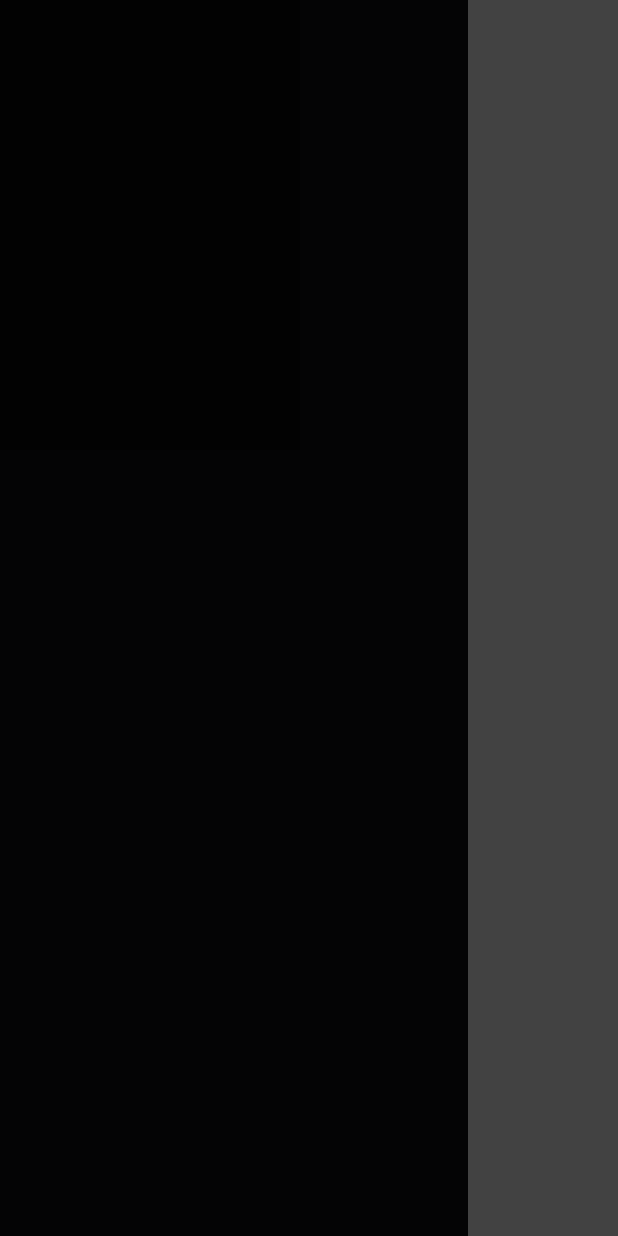
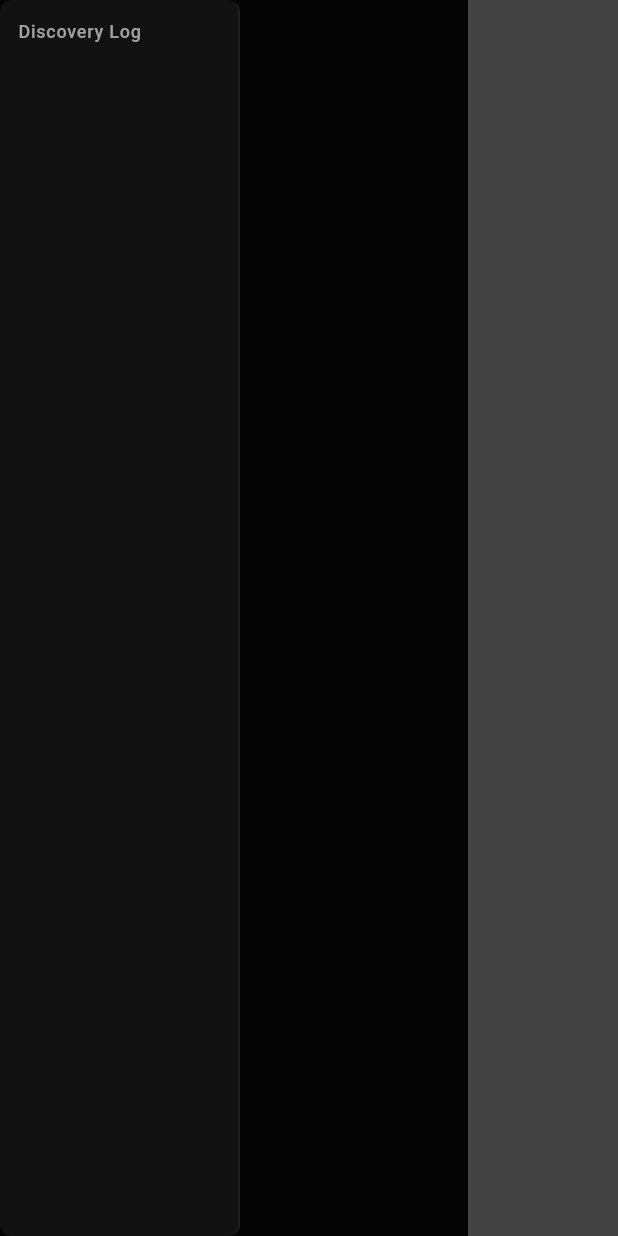
Before and after one commit to schnnjuan/InfinityLab, a Flutter app: the screen it shows after launch, on a phone screen of 412 x 824 dp. Run offline on Flutter 3.47's test engine with Material 3 defaults, Android fonts, the light colour scheme and no system bars; our stand-ins replace audioplayers; missing offline and left inert: flame.

Commit message:
feat: Add DiscoveryLog UI component

```diff
--- a/lib/ui/discovery_log.dart
+++ b/lib/ui/discovery_log.dart
@@ -1,6 +1,7 @@
 import 'package:flutter/material.dart';
 import 'package:provider/provider.dart';
 import 'package:infinitylab/data/fusion_manager.dart';
+import 'package:infinitylab/ui/theme.dart';
 
 class DiscoveryLog extends StatelessWidget {
   const DiscoveryLog({super.key});
@@ -10,25 +11,39 @@ class DiscoveryLog extends StatelessWidget {
     return Consumer<FusionManager>(
       builder: (context, fusionManager, child) {
         final discoveredElements = fusionManager.discoveredElements;
-        return Align(
-          alignment: Alignment.topRight,
-          child: Container(
-            width: 200,
-            height: 300,
-            color: Colors.black.withOpacity(0.5),
+        return Container(
+          width: 160,
+          margin: const EdgeInsets.only(right: 16.0),
+          padding: const EdgeInsets.all(12.0),
+          decoration: const BoxDecoration(
+            color: AppColors.panelBackground,
+            border: Border(right: BorderSide(color: AppColors.borderColor, width: 1.0)),
+            borderRadius: BorderRadius.all(Radius.circular(8.0)),
+          ),
+          child: Column(
+            crossAxisAlignment: CrossAxisAlignment.start,
+            children: [
+              Text(
+                'Discovery Log',
+                style: AppTextStyles.uppercaseTitle,
+              ),
+              const SizedBox(height: 8.0),
+              Expanded(
                 child: ListView.builder(
                   itemCount: discoveredElements.length,
                   itemBuilder: (context, index) {
                     final element = discoveredElements[index];
                     return Padding(
-                  padding: const EdgeInsets.all(4.0),
+                      padding: const EdgeInsets.symmetric(vertical: 2.0),
                       child: Text(
                         '${element.emoji} ${element.name}',
-                    style: TextStyle(color: Colors.white, fontSize: 16),
+                        style: AppTextStyles.logEntry,
                       ),
                     );
                   },
                 ),
+              ),
+            ],
           ),
         );
       },
```
Lines whose indentation alone changed are shown as unchanged.
